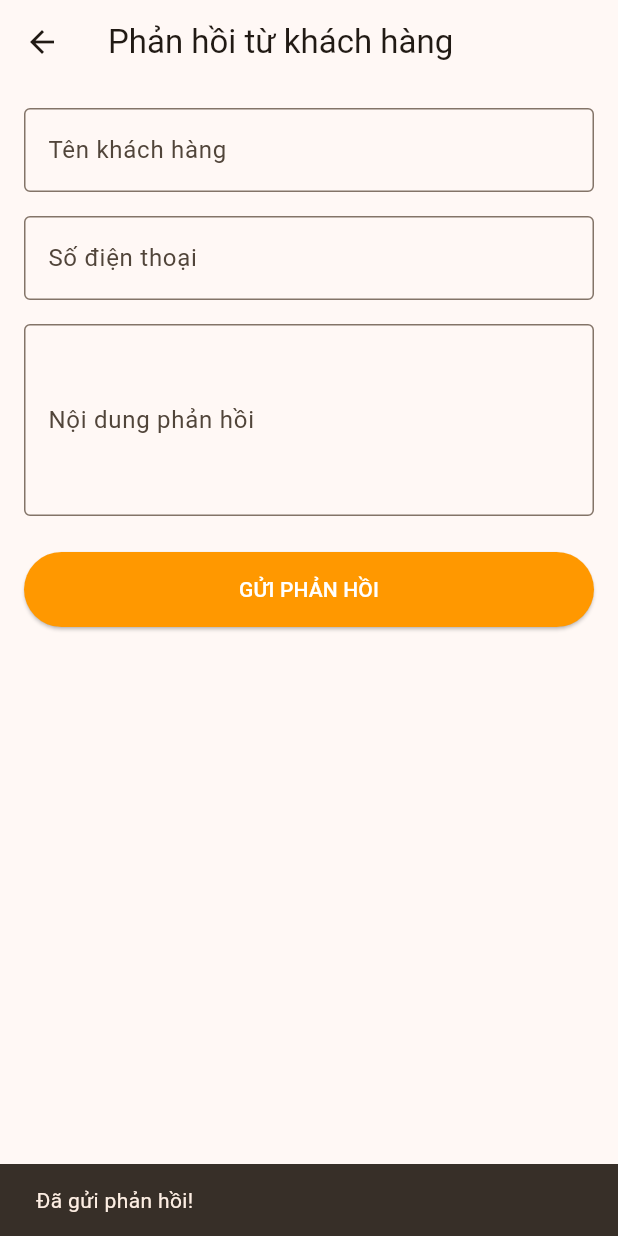
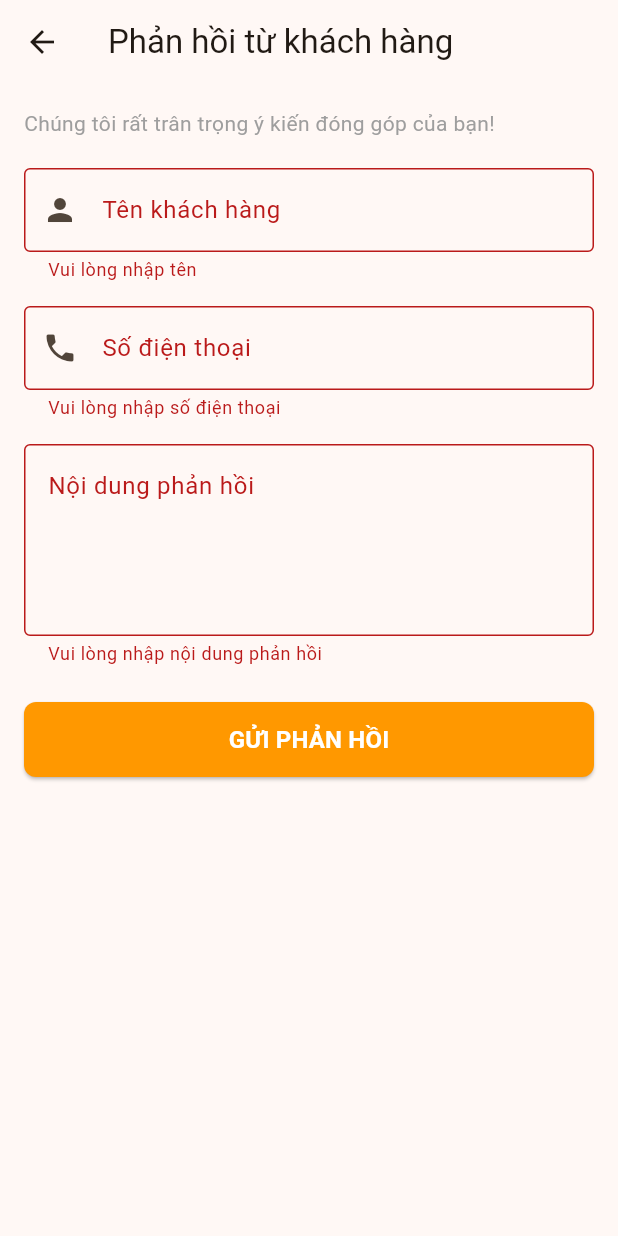
Before and after one commit to tkoshami/ManHinhOrder, a Flutter app: the FeedbackScreen screen opened directly, after a tap on "GỬI PHẢN HỒI", on a phone screen of 412 x 824 dp. Run offline on Flutter 3.47's test engine with Material 3 defaults, Android fonts, the light colour scheme and no system bars; our stand-ins replace supabase_flutter; accounts and stored records are empty.

Commit message:
Refactor FeedbackScreen for performance and UX optimization

```diff
--- a/app_pos-main/lib/feedback_screen.dart
+++ b/app_pos-main/lib/feedback_screen.dart
@@ -1,39 +1,148 @@
 import 'package:flutter/material.dart';
 
-class FeedbackScreen extends StatelessWidget {
+class FeedbackScreen extends StatefulWidget {
   const FeedbackScreen({super.key});
+
+  @override
+  State<FeedbackScreen> createState() => _FeedbackScreenState();
+}
+
+class _FeedbackScreenState extends State<FeedbackScreen> {
+  final _formKey = GlobalKey<FormState>();
+
+  // 1. Quản lý bộ nhớ bằng cách khai báo Controller và dispose chúng
+  final _nameController = TextEditingController();
+  final _phoneController = TextEditingController();
+  final _contentController = TextEditingController();
+
+  @override
+  void dispose() {
+    // Luôn dispose controller khi không sử dụng để tránh memory leak
+    _nameController.dispose();
+    _phoneController.dispose();
+    _contentController.dispose();
+    super.dispose();
+  }
+
+  void _submitFeedback() {
+    // 2. Kiểm tra tính hợp lệ của Form trước khi xử lý
+    if (_formKey.currentState!.validate()) {
+      // Giả lập gửi dữ liệu
+      ScaffoldMessenger.of(context).showSnackBar(
+        const SnackBar(
+          content: Text('Đã gửi phản hồi thành công!'),
+          backgroundColor: Colors.green,
+        ),
+      );
+
+      // Clear form sau khi gửi thành công
+      _nameController.clear();
+      _phoneController.clear();
+      _contentController.clear();
+    }
+  }
 
   @override
   Widget build(BuildContext context) {
     return Scaffold(
-      appBar: AppBar(title: const Text('Phản hồi từ khách hàng')),
-      body: Padding(
+      appBar: AppBar(
+        title: const Text('Phản hồi từ khách hàng'),
+        elevation: 0,
+      ),
+      // 3. Sử dụng SingleChildScrollView để tránh lỗi tràn màn hình khi hiện bàn phím
+      body: SingleChildScrollView(
         padding: const EdgeInsets.all(16.0),
+        child: Form(
+          key: _formKey,
           child: Column(
+            crossAxisAlignment: CrossAxisAlignment.start,
             children: [
-            const TextField(decoration: InputDecoration(labelText: 'Tên khách hàng', border: OutlineInputBorder())),
+              const Text(
+                'Chúng tôi rất trân trọng ý kiến đóng góp của bạn!',
+                style: TextStyle(fontSize: 14, color: Colors.grey),
+              ),
+              const SizedBox(height: 20),
+
+              // 4. Sử dụng TextFormField thay cho TextField để tận dụng validator
+              TextFormField(
+                controller: _nameController,
+                decoration: const InputDecoration(
+                  labelText: 'Tên khách hàng',
+                  border: OutlineInputBorder(),
+                  prefixIcon: Icon(Icons.person),
+                ),
+                validator: (value) {
+                  if (value == null || value.trim().isEmpty) {
+                    return 'Vui lòng nhập tên';
+                  }
+                  return null;
+                },
+              ),
               const SizedBox(height: 16),
-            const TextField(decoration: InputDecoration(labelText: 'Số điện thoại', border: OutlineInputBorder())),
+
+              TextFormField(
+                controller: _phoneController,
+                keyboardType: TextInputType.phone,
+                decoration: const InputDecoration(
+                  labelText: 'Số điện thoại',
+                  border: OutlineInputBorder(),
+                  prefixIcon: Icon(Icons.phone),
+                ),
+                validator: (value) {
+                  if (value == null || value.trim().isEmpty) {
+                    return 'Vui lòng nhập số điện thoại';
+                  }
+                  // Regex kiểm tra số điện thoại cơ bản
+                  if (!RegExp(r'^[0-9]+$').hasMatch(value)) {
+                    return 'Số điện thoại không hợp lệ';
+                  }
+                  return null;
+                },
+              ),
               const SizedBox(height: 16),
-            const TextField(
+
+              TextFormField(
+                controller: _contentController,
                 maxLines: 4,
-              decoration: InputDecoration(labelText: 'Nội dung phản hồi', border: OutlineInputBorder()),
+                decoration: const InputDecoration(
+                  labelText: 'Nội dung phản hồi',
+                  border: OutlineInputBorder(),
+                  alignLabelWithHint: true,
+                ),
+                validator: (value) {
+                  if (value == null || value.trim().isEmpty) {
+                    return 'Vui lòng nhập nội dung phản hồi';
+                  }
+                  return null;
+                },
               ),
               const SizedBox(height: 24),
+
               SizedBox(
                 width: double.infinity,
                 height: 50,
                 child: ElevatedButton(
-                onPressed: () {
-                  ScaffoldMessenger.of(context).showSnackBar(const SnackBar(content: Text('Đã gửi phản hồi!')));
-                },
-                style: ElevatedButton.styleFrom(backgroundColor: Colors.orange),
-                child: const Text('GỬI PHẢN HỒI', style: TextStyle(color: Colors.white)),
+                  onPressed: _submitFeedback,
+                  style: ElevatedButton.styleFrom(
+                    backgroundColor: Colors.orange,
+                    shape: RoundedRectangleBorder(
+                      borderRadius: BorderRadius.circular(8),
+                    ),
+                  ),
+                  child: const Text(
+                    'GỬI PHẢN HỒI',
+                    style: TextStyle(
+                      color: Colors.white,
+                      fontWeight: FontWeight.bold,
+                      fontSize: 16,
+                    ),
+                  ),
                 ),
               )
             ],
           ),
         ),
+      ),
     );
   }
 }
```
Lines whose indentation alone changed are shown as unchanged.
